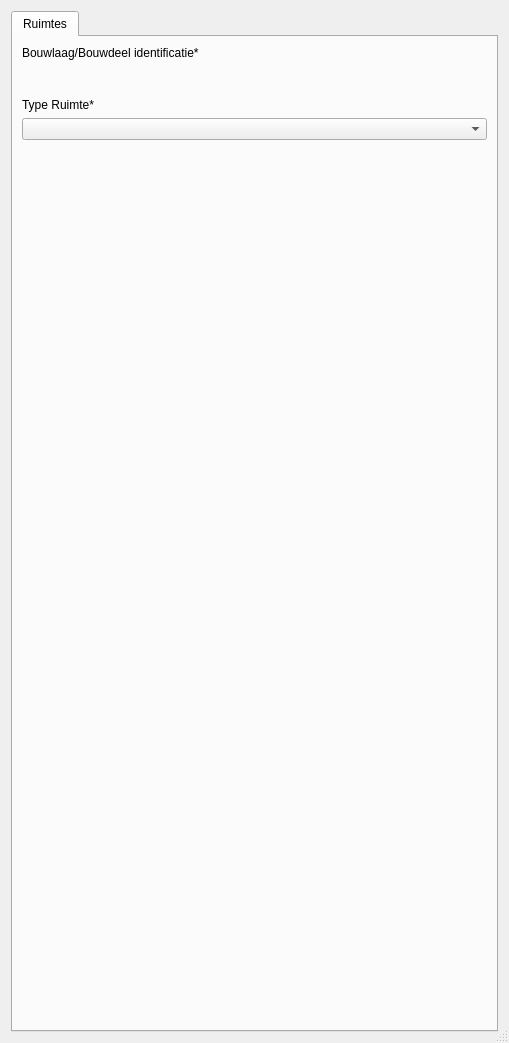
Before: the Qt Designer form qgis_project/objecten/ui/bouwlaag_ruimten.ui in Oostjoost/OIV_project-1, drawn with Qt 5.
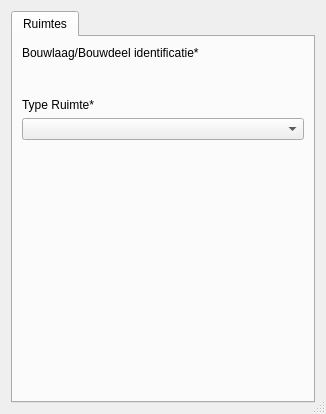
After: the same form once the commit is applied. Icons and pictures are not drawn. Custom widgets are drawn as their Qt base class.

Diff of the .ui file:
```diff
--- a/qgis_project/objecten/ui/bouwlaag_ruimten.ui
+++ b/qgis_project/objecten/ui/bouwlaag_ruimten.ui
@@ -6,8 +6,8 @@
    <rect>
     <x>0</x>
     <y>0</y>
-    <width>509</width>
-    <height>1043</height>
+    <width>326</width>
+    <height>414</height>
    </rect>
   </property>
   <property name="windowTitle">
@@ -99,8 +99,8 @@
          </property>
          <property name="sizeHint" stdset="0">
           <size>
-           <width>20</width>
-           <height>529</height>
+           <width>0</width>
+           <height>0</height>
           </size>
          </property>
         </spacer>
```
